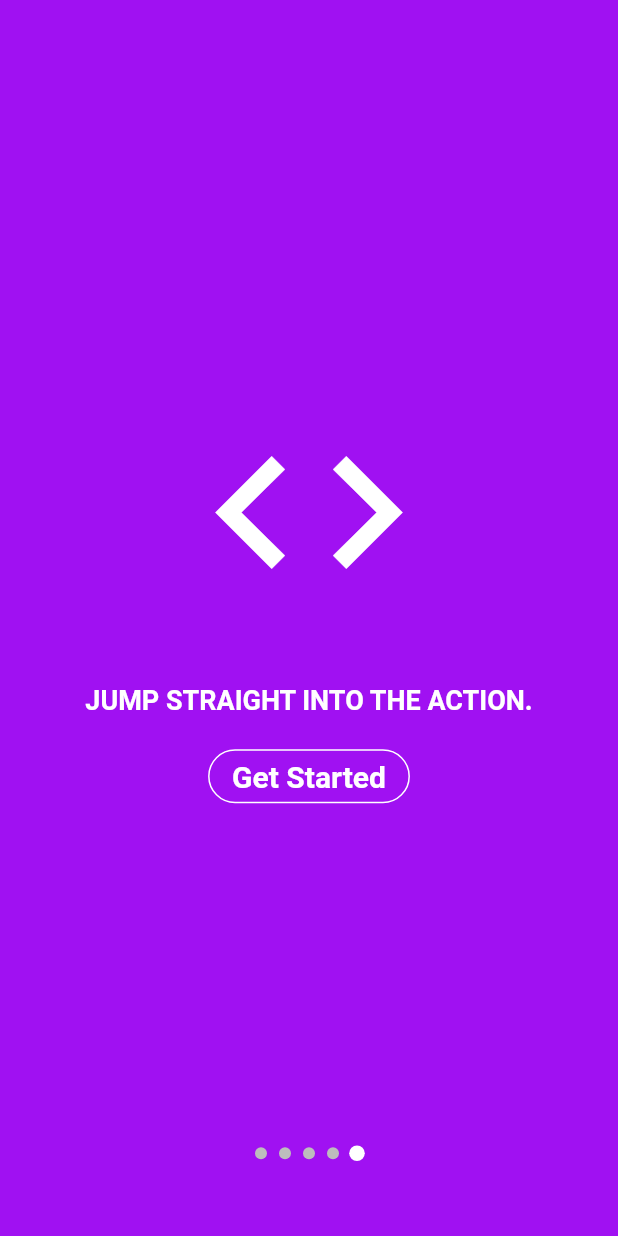
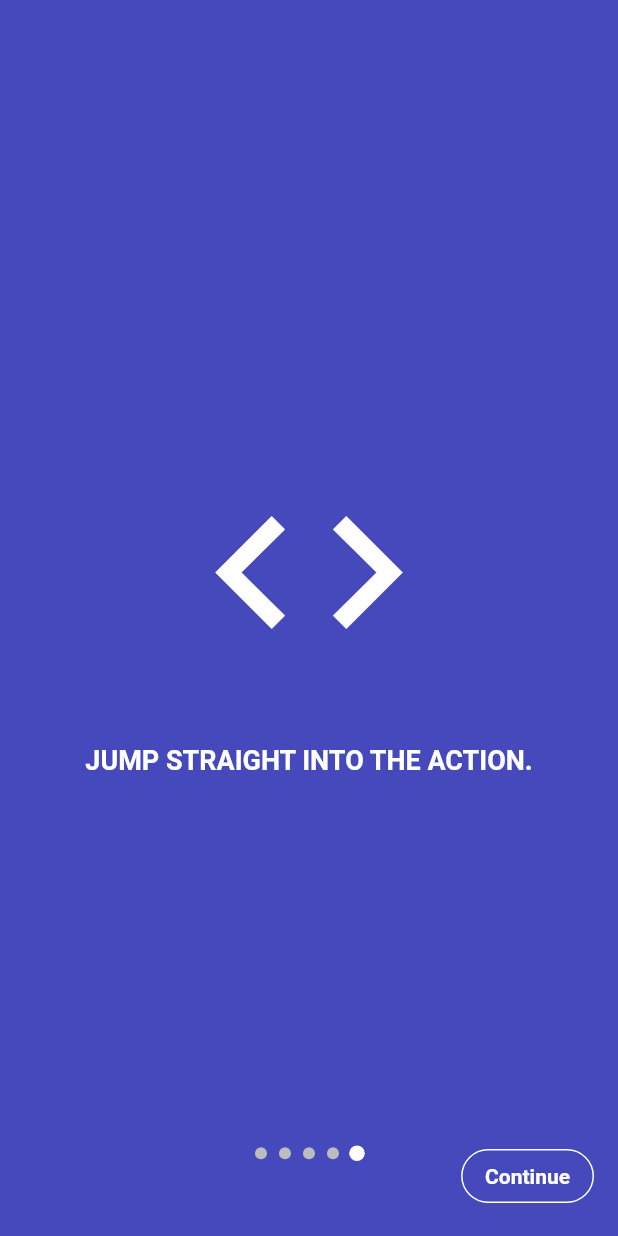
Before and after one commit to instaflutter/flutter-walkthrough-onboarding-flow, a Flutter app: the screen it shows after launch, swiped to page 5, on a phone screen of 412 x 824 dp. Run offline on Flutter 3.47's test engine with Material 2 defaults, Android fonts, the phone set to English and light mode, and no system bars; drawn by our look-alikes of smooth_page_indicator.

```diff
--- /dev/null
+++ b/lib/colors.dart
@@ -0,0 +1 @@
+const COLOR_PRIMARY = 0xFF4549BC;
--- a/lib/main.dart
+++ b/lib/main.dart
@@ -1,31 +1,5 @@
 import 'package:flutter/material.dart';
-import 'package:smooth_page_indicator/smooth_page_indicator.dart';
-
-const COLOR_ACCENT = 0xFFd756ff;
-const COLOR_PRIMARY_DARK = 0xFF6900be;
-const COLOR_PRIMARY = 0xFFa011f2;
-
-final List<String> _titlesList = [
-  'Flutter OnBoarding',
-  'Firebase Auth',
-  'Facebook Login',
-  'Instaflutter.com',
-  'Jump straight into the action.'
-];
-final List<String> _subtitlesList = [
-  'Build your onBoarding flow in seconds.',
-  'Use Firebase for user managements.',
-  'Leverage Facebook to log in user easily.',
-  'Get more awesome templates',
-  'Get Started'
-];
-final List<dynamic> _imageList = [
-  Icons.developer_mode,
-  Icons.layers,
-  Icons.account_circle,
-  'assets/images/ic_launcher_round.png',
-  Icons.code
-];
+import 'package:flutter_walkthrough/on_boarding.dart';
 
 class MyApp extends StatefulWidget {
   @override
@@ -33,100 +7,11 @@ class MyApp extends StatefulWidget {
 }
 
 class _MyAppState extends State<MyApp> {
-  int _currentIndex = 0;
-  PageController pageController = PageController();
-
   @override
   Widget build(BuildContext context) {
     return MaterialApp(
       debugShowCheckedModeBanner: false,
-      home: Scaffold(
-        backgroundColor: Color(COLOR_PRIMARY),
-        body: Stack(
-          children: <Widget>[
-            PageView.builder(
-              itemBuilder: (context, index) => getPage(
-                  _imageList[index],
-                  _titlesList[index],
-                  _subtitlesList[index],
-                  context,
-                  index + 1 == _titlesList.length),
-              controller: pageController,
-              itemCount: _titlesList.length,
-              onPageChanged: (int index) {
-                setState(() {
-                  _currentIndex = index;
-                });
-              },
-            ),
-            Padding(
-              padding: const EdgeInsets.only(bottom: 50.0),
-              child: Align(
-                alignment: Alignment.bottomCenter,
-                child: SmoothPageIndicator(
-                  controller: pageController,
-                  count: _titlesList.length,
-                  effect: ScrollingDotsEffect(
-                      activeDotColor: Colors.white,
-                      dotColor: Colors.grey.shade400,
-                      dotWidth: 8,
-                      dotHeight: 8),
-                ),
-              ),
-            )
-          ],
-        ),
-      ),
-    );
-  }
-
-  Widget getPage(dynamic image, String title, String subTitle,
-      BuildContext context, bool isLastPage) {
-    return Column(
-      crossAxisAlignment: CrossAxisAlignment.center,
-      mainAxisAlignment: MainAxisAlignment.center,
-      children: <Widget>[
-        image is String
-            ? Image.asset(
-                image,
-                width: 150,
-                height: 150,
-                fit: BoxFit.cover,
-              )
-            : Icon(
-                image as IconData,
-                color: Colors.white,
-                size: 150,
-              ),
-        SizedBox(height: 40),
-        Text(
-          title.toUpperCase(),
-          style: TextStyle(
-              color: Colors.white, fontSize: 18.0, fontWeight: FontWeight.bold),
-          textAlign: TextAlign.center,
-        ),
-        Padding(
-          padding: const EdgeInsets.all(16.0),
-          child: _currentIndex + 1 == _titlesList.length
-              ? OutlineButton(
-                  onPressed: () {},
-                  child: Text(
-                    "Get Started",
-                    style: TextStyle(
-                        fontSize: 20.0,
-                        color: Colors.white,
-                        fontWeight: FontWeight.bold),
-                  ),
-                  borderSide: BorderSide(color: Colors.white),
-                  shape: StadiumBorder(),
-                )
-              : Text(
-                  subTitle,
-                  style: TextStyle(color: Colors.white, fontSize: 14.0),
-                  textAlign: TextAlign.center,
-                ),
-        ),
-      ],
+      home: OnBoarding(),
     );
   }
 }
--- /dev/null
+++ b/lib/on_boarding.dart
@@ -0,0 +1,129 @@
+import 'package:flutter/material.dart';
+import 'package:flutter_walkthrough/colors.dart';
+import 'package:smooth_page_indicator/smooth_page_indicator.dart';
+
+class OnBoarding extends StatefulWidget {
+  OnBoarding({Key? key}) : super(key: key);
+
+  @override
+  _OnBoardingState createState() => _OnBoardingState();
+}
+
+class _OnBoardingState extends State<OnBoarding> {
+  final List<String> _titlesList = [
+    'Flutter OnBoarding',
+    'Firebase Auth',
+    'Facebook Login',
+    'Instaflutter.com',
+    'Jump straight into the action.'
+  ];
+  final List<String> _subtitlesList = [
+    'Build your onBoarding flow in seconds.',
+    'Use Firebase for user managements.',
+    'Leverage Facebook to log in user easily.',
+    'Get more awesome templates',
+    'Get Started'
+  ];
+  final List<dynamic> _imageList = [
+    Icons.developer_mode,
+    Icons.layers,
+    Icons.account_circle,
+    'assets/images/ic_launcher_round.png',
+    Icons.code
+  ];
+
+  int _currentIndex = 0;
+  PageController pageController = PageController();
+
+  @override
+  Widget build(BuildContext context) {
+    return Scaffold(
+      backgroundColor: Color(COLOR_PRIMARY),
+      body: Stack(
+        children: <Widget>[
+          PageView.builder(
+            itemBuilder: (context, index) => getPage(
+                _imageList[index],
+                _titlesList[index],
+                _subtitlesList[index],
+                index + 1 == _titlesList.length),
+            controller: pageController,
+            itemCount: _titlesList.length,
+            onPageChanged: (int index) {
+              setState(() {
+                _currentIndex = index;
+              });
+            },
+          ),
+          Visibility(
+            visible: _currentIndex + 1 == _titlesList.length,
+            child: Padding(
+                padding: const EdgeInsets.all(16.0),
+                child: Align(
+                  alignment: Directionality.of(context) == TextDirection.ltr
+                      ? Alignment.bottomRight
+                      : Alignment.bottomLeft,
+                  child: OutlinedButton(
+                    onPressed: () {},
+                    child: Text(
+                      'Continue',
+                      style: TextStyle(
+                          fontSize: 14.0,
+                          color: Colors.white,
+                          fontWeight: FontWeight.bold),
+                    ),
+                    style: OutlinedButton.styleFrom(
+                        side: BorderSide(color: Colors.white),
+                        shape: StadiumBorder()),
+                  ),
+                )),
+          ),
+          Padding(
+            padding: const EdgeInsets.only(bottom: 50.0),
+            child: Align(
+              alignment: Alignment.bottomCenter,
+              child: SmoothPageIndicator(
+                controller: pageController,
+                count: _titlesList.length,
+                effect: ScrollingDotsEffect(
+                    activeDotColor: Colors.white,
+                    dotColor: Colors.grey.shade400,
+                    dotWidth: 8,
+                    dotHeight: 8),
+              ),
+            ),
+          )
+        ],
+      ),
+    );
+  }
+
+  Widget getPage(
+      dynamic image, String title, String subTitle, bool isLastPage) {
+    return Column(
+      crossAxisAlignment: CrossAxisAlignment.center,
+      mainAxisAlignment: MainAxisAlignment.center,
+      children: <Widget>[
+        image is String
+            ? Image.asset(
+                image,
+                width: 150,
+                height: 150,
+                fit: BoxFit.cover,
+              )
+            : Icon(
+                image as IconData,
+                color: Colors.white,
+                size: 150,
+              ),
+        SizedBox(height: 40),
+        Text(
+          title.toUpperCase(),
+          style: TextStyle(
+              color: Colors.white, fontSize: 18.0, fontWeight: FontWeight.bold),
+          textAlign: TextAlign.center,
+        ),
+      ],
+    );
+  }
+}
```
Also changed, not shown: pubspec.yaml (+11 -5 lines), pubspec.lock (deleted), 53 other files.
